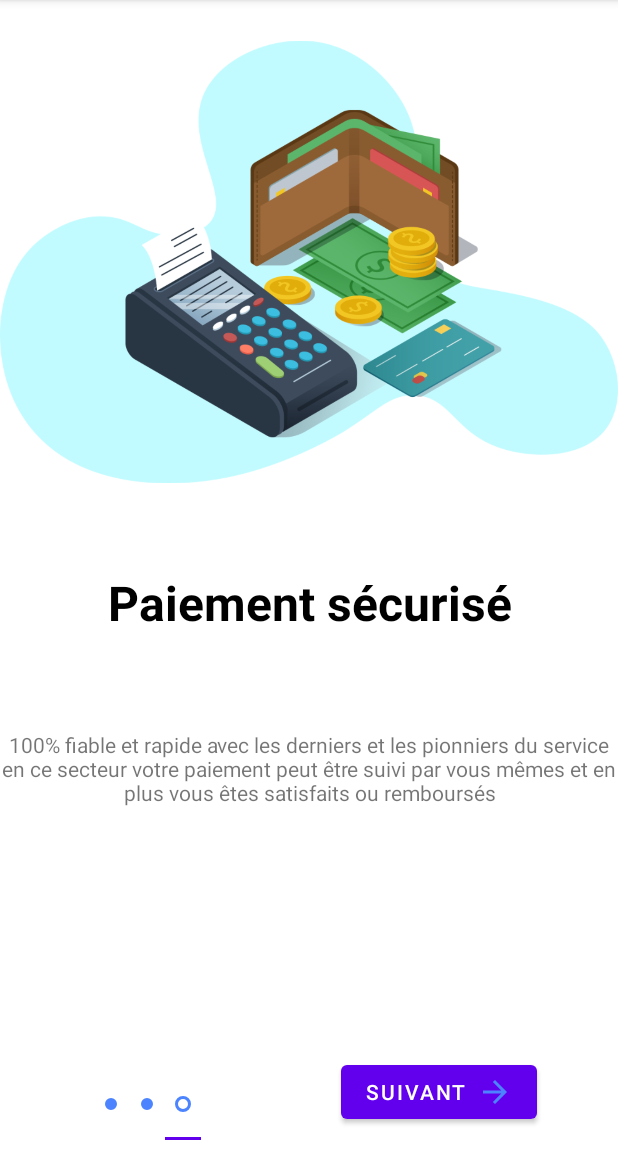
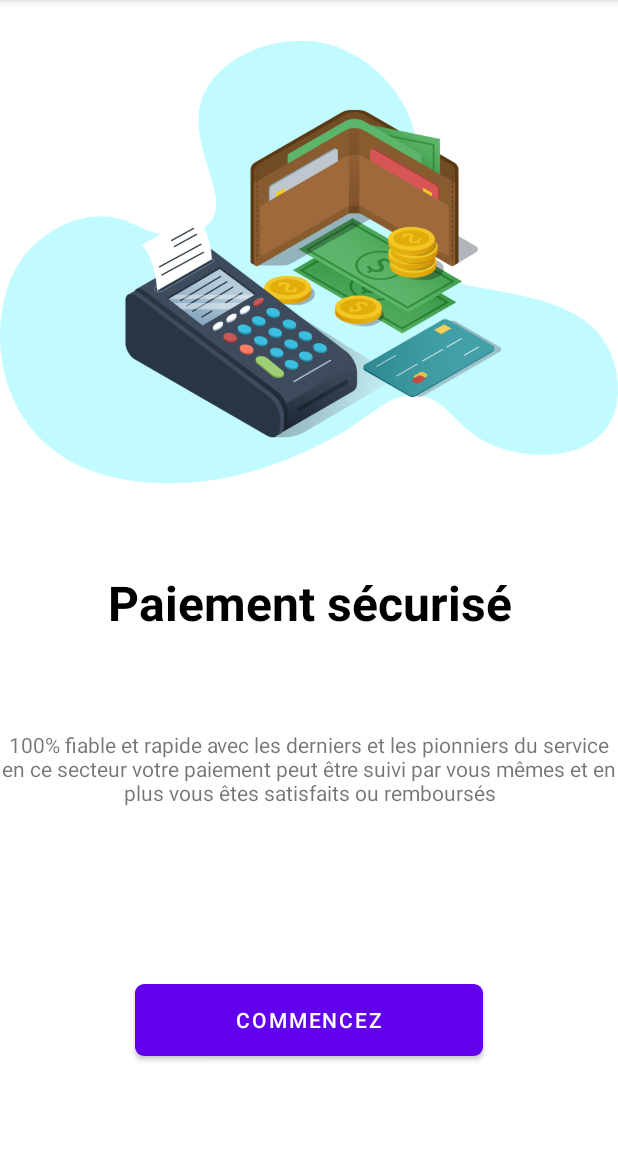
Before and after one commit to rigole/Text-Detector-, an Android app: the screen it shows after launch (IntroActivity), item 3 of the bottom bar chosen, on a phone screen of 412 x 824 dp, the part 84-1236 px from its top. Run offline under Robolectric (Android 15) with nearby library versions, the phone set to English and light mode, and no system bars.

Commit message:
creation of the button animation

```diff
--- a/app/src/main/java/com/example/textdetector/IntroActivity.java
+++ b/app/src/main/java/com/example/textdetector/IntroActivity.java
@@ -5,6 +5,8 @@ import androidx.viewpager.widget.ViewPager;
 
 import android.os.Bundle;
 import android.view.View;
+import android.view.animation.Animation;
+import android.view.animation.AnimationUtils;
 import android.widget.Button;
 
 import com.google.android.material.tabs.TabLayout;
@@ -18,6 +20,8 @@ public class IntroActivity extends AppCompatActivity {
     TabLayout tabindicator;
     Button btn, btnGetStarted;
     int position = 0;
+    Animation btnAnim;
+
 
     @Override
     protected void onCreate(Bundle savedInstanceState) {
@@ -26,6 +30,7 @@ public class IntroActivity extends AppCompatActivity {
          tabindicator = findViewById(R.id.tablayout);
           btn = findViewById(R.id.button);
           btnGetStarted = findViewById(R.id.btn_get_started);
+          btnAnim = AnimationUtils.loadAnimation(getApplicationContext(),R.anim.button_animation);
         // fill list screen
 
         List<ScreenItem> items = new ArrayList<>();
@@ -60,7 +65,9 @@ public class IntroActivity extends AppCompatActivity {
         tabindicator.addOnTabSelectedListener(new TabLayout.OnTabSelectedListener() {
             @Override
             public void onTabSelected(TabLayout.Tab tab) {
-
+              if (tab.getPosition() == items.size()-1){
+                  loadLastScreen();
+              }
             }
 
             @Override
@@ -80,5 +87,7 @@ public class IntroActivity extends AppCompatActivity {
         btn.setVisibility(View.INVISIBLE);
         btnGetStarted.setVisibility(View.VISIBLE);
         tabindicator.setVisibility(View.INVISIBLE);
+
+        //let create the button animation
     }
 }
--- /dev/null
+++ b/app/src/main/res/anim/button_animation.xml
@@ -0,0 +1,16 @@
+<?xml version="1.0" encoding="utf-8"?>
+<set xmlns:android="http://schemas.android.com/apk/res/android">
+
+    <alpha
+        android:fromAlpha="0.0"
+        android:toAlpha="1.0"
+        android:duration="500" />
+
+    <translate
+        android:fromYDelta="-100%"
+        android:toYDelta="0%"
+        android:duration="700" />
+
+
+
+</set>
--- a/app/src/main/res/layout/activity_intro.xml
+++ b/app/src/main/res/layout/activity_intro.xml
@@ -57,7 +57,7 @@
     <Button
         android:id="@+id/btn_get_started"
         android:visibility="invisible"
-        android:layout_width="132dp"
+        android:layout_width="232dp"
         android:layout_height="wrap_content"
         android:layout_marginStart="8dp"
         android:layout_marginLeft="8dp"
@@ -65,7 +65,7 @@
         android:layout_marginRight="8dp"
         android:layout_marginBottom="64dp"
         android:background="@drawable/btn_gradient_style"
-        android:text="Get Started"
+        android:text="Commencez"
         android:textColor="#fff"
         app:layout_constraintBottom_toBottomOf="parent"
         app:layout_constraintEnd_toEndOf="parent"
```
